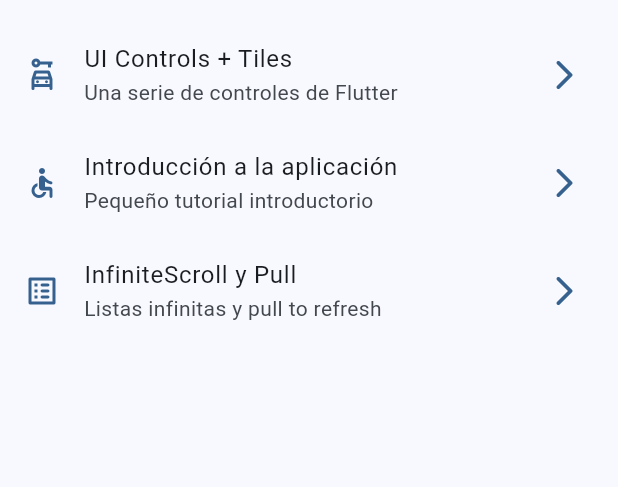
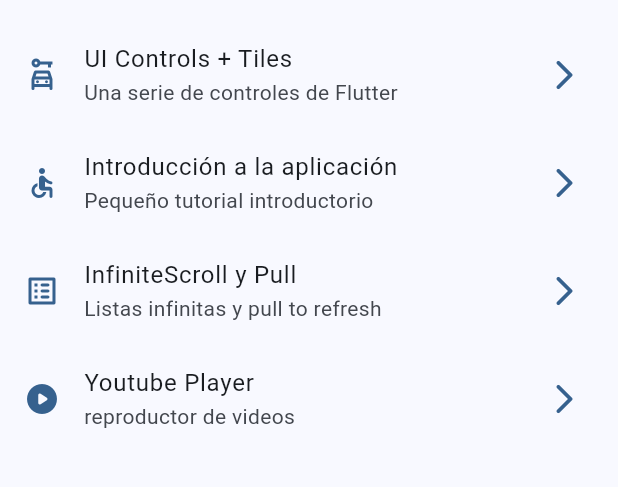
Before and after one commit to kmandina/WidgetApp, a Flutter app: the screen it shows after launch, on a phone screen of 412 x 824 dp, the part 603-1090 px from its top. Run offline on Flutter 3.47's test engine with Material 2 defaults, Android fonts, the phone set to English and light mode, and no system bars; our stand-ins replace animate_do, go_router, youtube_player_flutter.

Commit message:
youtube player

```diff
--- a/lib/config/menu/menu_items.dart
+++ b/lib/config/menu/menu_items.dart
@@ -1,5 +1,4 @@
 import 'package:flutter/material.dart';
-
 
 class MenuItem {
   final String title;
@@ -7,72 +6,57 @@ class MenuItem {
   final String link;
   final IconData icon;
 
-  const MenuItem({
-    required this.title,
+  const MenuItem(
+      {required this.title,
       required this.subTitle,
       required this.link,
-    required this.icon
-  });
+      required this.icon});
 }
 
-
 const appMenuItems = <MenuItem>[
-
   MenuItem(
       title: 'Botones',
       subTitle: 'Varios botones en Flutter',
       link: '/buttons',
-    icon: Icons.smart_button_outlined
-  ),
-
+      icon: Icons.smart_button_outlined),
   MenuItem(
       title: 'Tarjetas',
       subTitle: 'Un contenedor estilizado',
       link: '/cards',
-    icon: Icons.credit_card
-  ),
-
+      icon: Icons.credit_card),
   MenuItem(
       title: 'Progress Indicators',
       subTitle: 'Generales y controlados',
       link: '/progress',
-    icon: Icons.refresh_rounded
-  ),
-
+      icon: Icons.refresh_rounded),
   MenuItem(
       title: 'Snackbars y diálogos',
       subTitle: 'Indicadores en pantalla',
       link: '/snackbars',
-    icon: Icons.info_outline
-  ),
-
+      icon: Icons.info_outline),
   MenuItem(
       title: 'Animated container',
       subTitle: 'Stateful widget animado',
       link: '/animated',
-    icon: Icons.check_box_outline_blank_rounded
-  ),
-
+      icon: Icons.check_box_outline_blank_rounded),
   MenuItem(
       title: 'UI Controls + Tiles',
       subTitle: 'Una serie de controles de Flutter',
       link: '/ui-controls',
-    icon: Icons.car_rental_outlined
-  ),
-
+      icon: Icons.car_rental_outlined),
   MenuItem(
       title: 'Introducción a la aplicación',
       subTitle: 'Pequeño tutorial introductorio',
       link: '/tutorial',
-    icon: Icons.accessible_rounded
-  ),
-
+      icon: Icons.accessible_rounded),
   MenuItem(
       title: 'InfiniteScroll y Pull',
       subTitle: 'Listas infinitas y pull to refresh',
       link: '/infinite',
-    icon: Icons.list_alt_rounded
-  ),
-
-
+      icon: Icons.list_alt_rounded),
+  MenuItem(
+      title: 'Youtube Player',
+      subTitle: 'reproductor de videos',
+      link: '/youtube-player',
+      icon: Icons.play_circle_rounded),
 ];
--- a/lib/config/router/app_router.dart
+++ b/lib/config/router/app_router.dart
@@ -5,59 +5,55 @@ import 'package:widgets_app/presentation/screens/screens.dart';
 final appRouter = GoRouter(
   initialLocation: '/',
   routes: [
-
     GoRoute(
       path: '/',
       name: HomeScreen.name,
       builder: (context, state) => const HomeScreen(),
     ),
-
     GoRoute(
       path: '/buttons',
       name: ButtonsScreen.name,
       builder: (context, state) => const ButtonsScreen(),
     ),
-
     GoRoute(
       path: '/cards',
       name: CardsScreen.name,
       builder: (context, state) => const CardsScreen(),
     ),
-
     GoRoute(
       path: '/progress',
       name: ProgressScreen.name,
       builder: (context, state) => const ProgressScreen(),
     ),
-
     GoRoute(
       path: '/snackbars',
       name: SnackbarScreen.name,
       builder: (context, state) => const SnackbarScreen(),
     ),
-
     GoRoute(
       path: '/animated',
       name: AnimatedScreen.name,
       builder: (context, state) => const AnimatedScreen(),
     ),
-
     GoRoute(
       path: '/ui-controls',
       name: UiControlsScreen.name,
       builder: (context, state) => const UiControlsScreen(),
     ),
-
     GoRoute(
       path: '/tutorial',
       name: AppTutorialScreen.name,
       builder: (context, state) => const AppTutorialScreen(),
     ),
-
     GoRoute(
       path: '/infinite',
       name: InfiniteScrollScreen.name,
       builder: (context, state) => const InfiniteScrollScreen(),
     ),
+    GoRoute(
+      path: '/youtube-player',
+      name: YoutubePlayerScreen.name,
+      builder: (context, state) => const YoutubePlayerScreen(),
+    ),
   ],
 );
--- a/lib/presentation/screens/screens.dart
+++ b/lib/presentation/screens/screens.dart
@@ -1,5 +1,4 @@
-
-
+export 'package:widgets_app/presentation/screens/youtube_player/youtube_player_screen.dart';
 export 'package:widgets_app/presentation/screens/animated/animated_screen.dart';
 export 'package:widgets_app/presentation/screens/app_tutorial/app_tutorial_screen.dart';
 export 'package:widgets_app/presentation/screens/buttons/buttons_screen.dart';
--- a/pubspec.yaml
+++ b/pubspec.yaml
@@ -11,6 +11,7 @@ dependencies:
   flutter:
     sdk: flutter
   go_router: ^6.0.7
+  youtube_player_flutter: ^8.1.2
 
 dev_dependencies:
   flutter_lints: ^2.0.0
```
Also changed, not shown: lib/presentation/screens/youtube_player/youtube_player_screen.dart (added, +38 -0 lines), pubspec.lock, 2 other files. Lines whose indentation alone changed are shown as unchanged.
